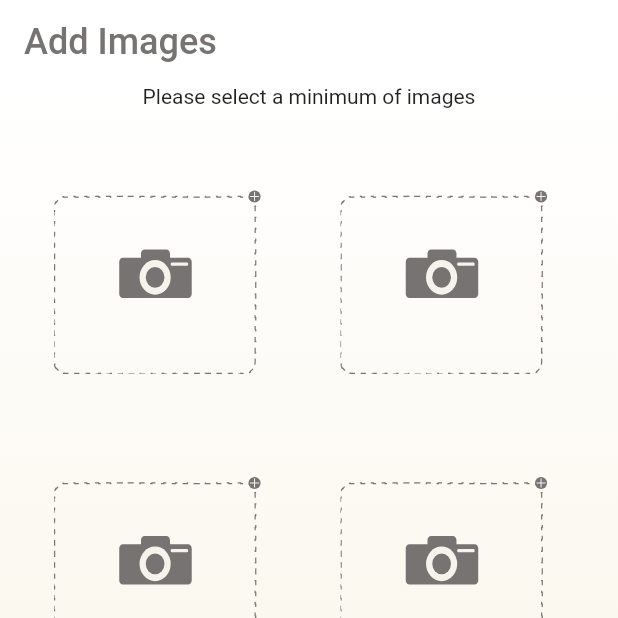
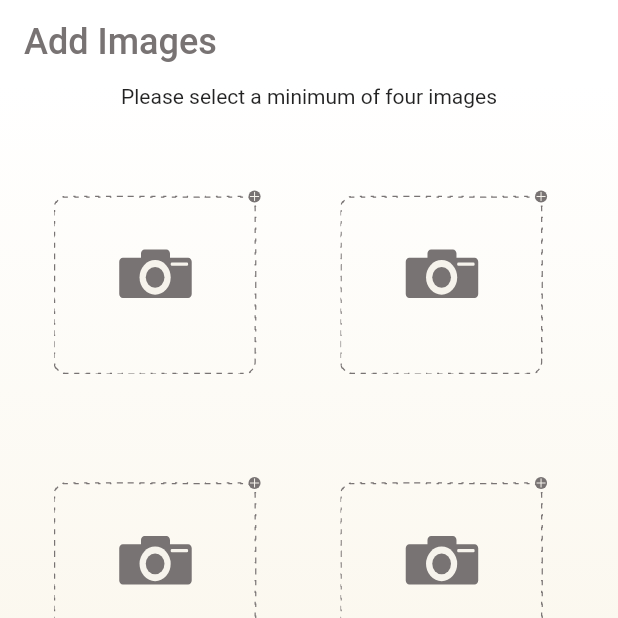
Before and after one commit to kaskadegroup/CaterWorld, a Flutter app: the MultiPicker screen opened directly with empty values, on a phone screen of 412 x 824 dp, the top half of it. Run offline on Flutter 3.47's test engine with Material 2 defaults, Android fonts, the phone set to English and light mode, and no system bars; our stand-ins replace cloud_firestore, firebase_auth, firebase_core, firebase_storage, flutter_svg, page_view_indicators; missing offline and left inert: multi_image_picker; accounts and stored records are empty.

Commit message:
Adding some additional changes

```diff
--- a/src/lib/server/upload_images.dart
+++ b/src/lib/server/upload_images.dart
@@ -13,7 +13,7 @@ import '../views/nav_bar.dart';
 class MultiPicker extends StatefulWidget {
   final String dishId;
 
-  MultiPicker({ key, required this.dishId}) : super(key: key);
+  MultiPicker({key, required this.dishId}) : super(key: key);
 
   @override
   _MultiPickerState createState() => _MultiPickerState();
@@ -79,7 +79,7 @@ class _MultiPickerState extends State<MultiPicker> {
   // Add Url to Dish Document on Firebase
   addUrl(url) async {
     final ref =
-    FirebaseFirestore.instance.collection('dishInfo').doc(widget.dishId);
+        FirebaseFirestore.instance.collection('dishInfo').doc(widget.dishId);
     await ref.update({
       'dishUrl': FieldValue.arrayUnion([url])
     });
@@ -127,7 +127,7 @@ class _MultiPickerState extends State<MultiPicker> {
         child: Column(
           children: <Widget>[
             Center(
-              child: Text("Please select a minimum of images"),
+              child: Text("Please select a minimum of four images"),
             ),
             Expanded(
               child: GridView.count(
```
Also changed, not shown: 2 other files.
